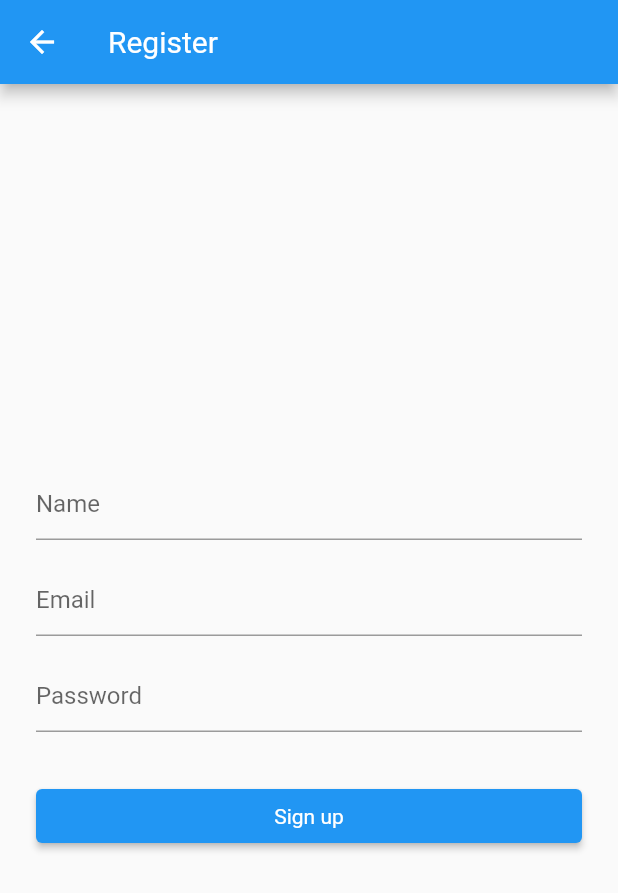
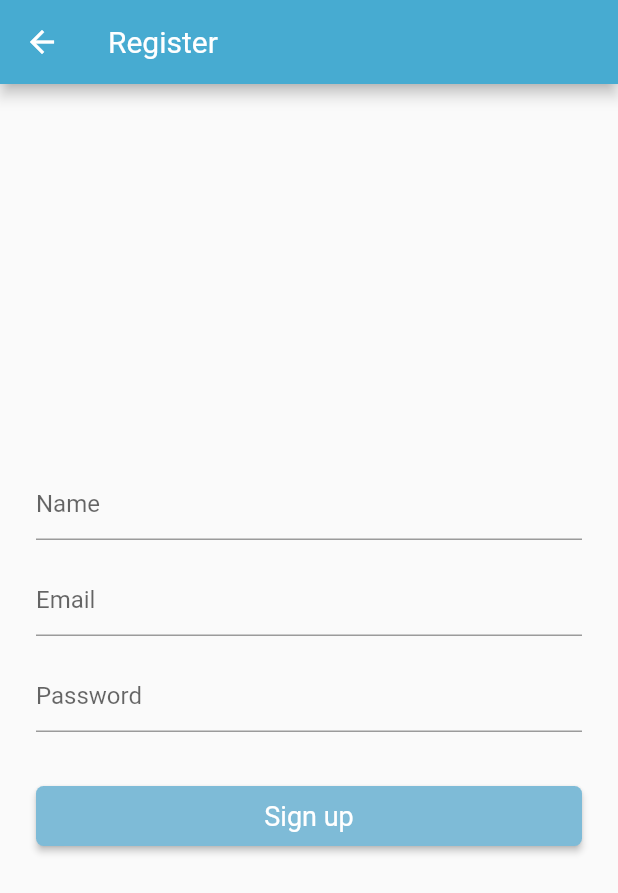
Before and after one commit to joelplotnik/HunterFit, a Flutter app: the ProfilePage screen opened directly with empty values, after a tap on "Sign out", after a tap on "Register", on a phone screen of 412 x 824 dp. Shown: the top 893 px of the screen. Run offline on Flutter 3.47's test engine with Material 2 defaults, Android fonts, the phone set to English and light mode, and no system bars; our stand-ins replace firebase_auth, firebase_core, flutter_countdown_timer, font_awesome_flutter, google_maps_flutter, location and 1 more; accounts and stored records are empty.

Commit message:
Implemented user authentication, user sign on, user sign off, updated nav page, updated profile page, implemented email verification, fixed some minor U.I bugs. - Nicholas Blake

```diff
--- a/lib/view/LoginPage.dart
+++ b/lib/view/LoginPage.dart
@@ -31,6 +31,7 @@ class LoginPage extends StatelessWidget {
     return Scaffold(
       appBar: AppBar(
         title: Text('HunterFit Authentication'),
+        backgroundColor: const Color(0xFF47ABD1),
       ),
       body: FutureBuilder(
         future: _initializeFirebase(),
@@ -78,6 +79,24 @@ class LoginPage extends StatelessWidget {
                                 'Sign In',
                                 style: TextStyle(color: Colors.white),
                               ),
+                              style: ElevatedButton.styleFrom(
+                                minimumSize: const Size(double.infinity, 40),
+                                primary: const Color(0xFF7ebbd7),
+                                padding: const EdgeInsets.only(
+                                    left: 40, right: 40, bottom: 8.0, top: 8.0),
+                                textStyle: const TextStyle(
+                                    fontSize: 18,
+                                    fontFamily: 'Roboto',
+                                    fontWeight: FontWeight.normal),
+                                shape: const RoundedRectangleBorder(
+                                  borderRadius: BorderRadius.only(
+                                    topLeft: Radius.circular(5),
+                                    topRight: Radius.circular(5),
+                                    bottomLeft: Radius.circular(5),
+                                    bottomRight: Radius.circular(5),
+                                  ),
+                                ),
+                              ),
                             ),
                           ),
                           Expanded(
@@ -90,6 +109,25 @@ class LoginPage extends StatelessWidget {
                               child: Text(
                                 'Register',
                                 style: TextStyle(color: Colors.white),
+
+                              ),
+                              style: ElevatedButton.styleFrom(
+                                minimumSize: const Size(double.infinity, 40),
+                                primary: const Color(0xFF7ebbd7),
+                                padding: const EdgeInsets.only(
+                                    left: 40, right: 40, bottom: 8.0, top: 8.0),
+                                textStyle: const TextStyle(
+                                    fontSize: 18,
+                                    fontFamily: 'Roboto',
+                                    fontWeight: FontWeight.normal),
+                                shape: const RoundedRectangleBorder(
+                                  borderRadius: BorderRadius.only(
+                                    topLeft: Radius.circular(5),
+                                    topRight: Radius.circular(5),
+                                    bottomLeft: Radius.circular(5),
+                                    bottomRight: Radius.circular(5),
+                                  ),
+                                ),
                               ),
                             ),
                           ),
--- a/lib/view/ProfilePage.dart
+++ b/lib/view/ProfilePage.dart
@@ -64,6 +64,24 @@ class _ProfilePageState extends State<ProfilePage> {
                 await _currentUser.sendEmailVerification();
               },
               child: Text('Verify email'),
+              style: ElevatedButton.styleFrom(
+                minimumSize: const Size(200, 40),
+                primary: const Color(0xFF7ebbd7),
+                padding: const EdgeInsets.only(
+                    left: 40, right: 40, bottom: 8.0, top: 8.0),
+                textStyle: const TextStyle(
+                    fontSize: 18,
+                    fontFamily: 'Roboto',
+                    fontWeight: FontWeight.normal),
+                shape: const RoundedRectangleBorder(
+                  borderRadius: BorderRadius.only(
+                    topLeft: Radius.circular(5),
+                    topRight: Radius.circular(5),
+                    bottomLeft: Radius.circular(5),
+                    bottomRight: Radius.circular(5),
+                  ),
+                ),
+              ),
             ),
             ElevatedButton(
                 onPressed: () async {
@@ -75,7 +93,27 @@ class _ProfilePageState extends State<ProfilePage> {
                     ),
                   );
                 },
-                child: Text('Sign out')
+                child: Text('Sign out'),
+
+                style: ElevatedButton.styleFrom(
+            minimumSize: const Size(200, 40),
+
+        primary: const Color(0xFF7ebbd7),
+        padding: const EdgeInsets.only(
+            left: 40, right: 40, bottom: 8.0, top: 8.0),
+        textStyle: const TextStyle(
+            fontSize: 18,
+            fontFamily: 'Roboto',
+            fontWeight: FontWeight.normal),
+        shape: const RoundedRectangleBorder(
+          borderRadius: BorderRadius.only(
+            topLeft: Radius.circular(5),
+            topRight: Radius.circular(5),
+            bottomLeft: Radius.circular(5),
+            bottomRight: Radius.circular(5),
+          ),
+        ),
+      ),
             ),
             IconButton(
               icon: Icon(Icons.refresh),
--- a/lib/view/forms/RegisterPage.dart
+++ b/lib/view/forms/RegisterPage.dart
@@ -37,6 +37,7 @@ class _RegisterPageState extends State<RegisterPage> {
       child: Scaffold(
         appBar: AppBar(
           title: Text('Register'),
+          backgroundColor: const Color(0xFF47ABD1),
         ),
         body: Padding(
           padding: const EdgeInsets.all(24.0),
@@ -140,6 +141,25 @@ class _RegisterPageState extends State<RegisterPage> {
                               child: Text(
                                 'Sign up',
                                 style: TextStyle(color: Colors.white),
+
+                              ),
+                              style: ElevatedButton.styleFrom(
+                                minimumSize: const Size(double.infinity, 40),
+                                primary: const Color(0xFF7ebbd7),
+                                padding: const EdgeInsets.only(
+                                    left: 40, right: 40, bottom: 8.0, top: 8.0),
+                                textStyle: const TextStyle(
+                                    fontSize: 18,
+                                    fontFamily: 'Roboto',
+                                    fontWeight: FontWeight.normal),
+                                shape: const RoundedRectangleBorder(
+                                  borderRadius: BorderRadius.only(
+                                    topLeft: Radius.circular(5),
+                                    topRight: Radius.circular(5),
+                                    bottomLeft: Radius.circular(5),
+                                    bottomRight: Radius.circular(5),
+                                  ),
+                                ),
                               ),
                             ),
                           ),
```
